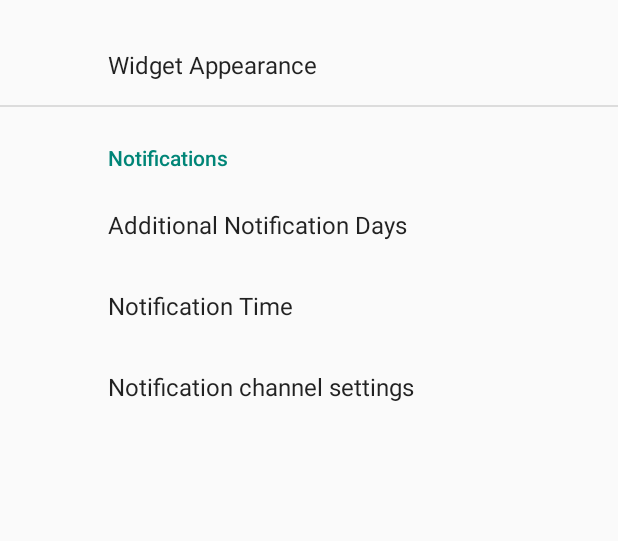
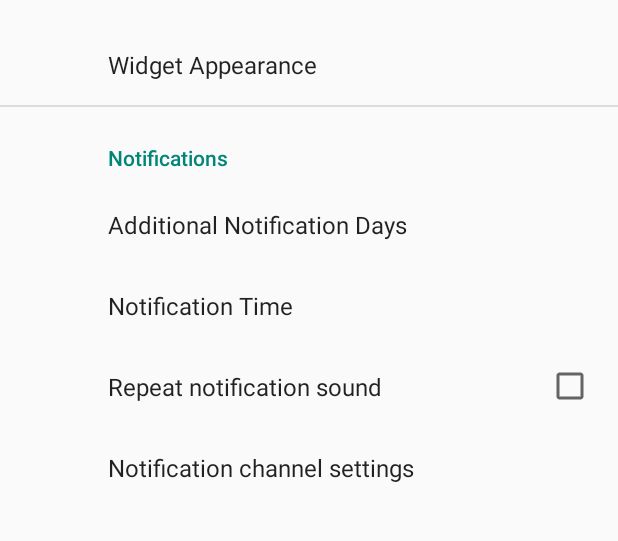
Before and after one commit to tkuenneth/tkbirthdayreminder, an Android app: the PreferenceFragment screen opened directly, with no data from a screen before it, on a phone screen of 412 x 824 dp, the part 299-840 px from its top. Run offline under Robolectric (Android 15) with nearby library versions, the phone set to English and light mode, and no system bars; our stand-ins replace androidx.preference; 6 statements that could not run were skipped.

Commit message:
We can now repeat notification sounds

```diff
--- a/app/src/main/res/values/strings.xml
+++ b/app/src/main/res/values/strings.xml
@@ -14,6 +14,8 @@
     <string name="notifications">Notifications</string>
     <string name="notification_sound">Notification Sound</string>
     <string name="notification_channel_settings">Notification channel settings</string>
+    <string name="notification_channel_name">Upcoming birthdays</string>
+    <string name="notification_sound_insistent">Repeat notification sound</string>
 
     <string name="aries">Aries</string>
     <string name="taurus">Taurus</string>
--- a/app/src/main/res/xml/preferences.xml
+++ b/app/src/main/res/xml/preferences.xml
@@ -30,6 +30,11 @@
 
         <com.thomaskuenneth.android.birthday.AlarmChooser />
 
+        <CheckBoxPreference
+            android:title="@string/notification_sound_insistent"
+            android:key="notification_sound_insistent"
+            android:defaultValue="false" />
+
     </PreferenceCategory>
 
 </androidx.preference.PreferenceScreen>
```
Also changed, not shown: app/src/main/java/com/thomaskuenneth/android/birthday/AlarmReceiver.java (+34 -26 lines), 2 other files.
